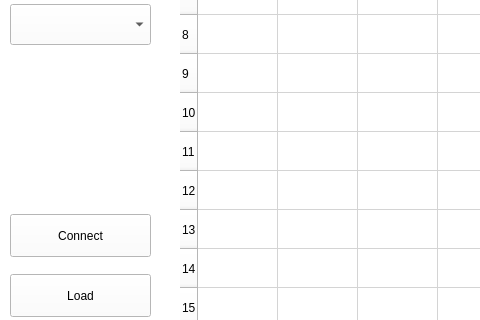
Qt form afterglow_config/mainwindow.ui (bitfieldlabs/afterglow) before a commit; both pictures show x 0 to 480 and y 446 to 766 of the 876 by 872 pixel window.
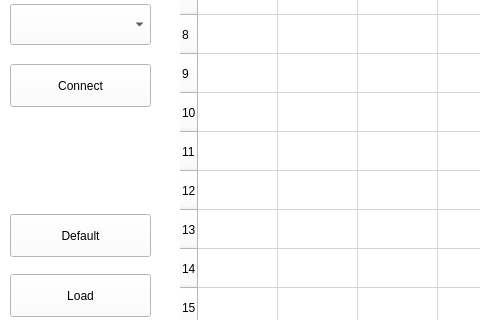
The same form after that commit. Icons and pictures are not drawn.

Commit message: Added a reset configuration to default function

What changed in the file:
```diff
--- a/afterglow_config/mainwindow.ui
+++ b/afterglow_config/mainwindow.ui
@@ -610,7 +610,7 @@
     <property name="geometry">
      <rect>
       <x>10</x>
-      <y>660</y>
+      <y>510</y>
       <width>141</width>
       <height>43</height>
      </rect>
@@ -642,6 +642,19 @@
      <string>Parameter</string>
     </property>
    </widget>
+   <widget class="QPushButton" name="defaultButton">
+    <property name="geometry">
+     <rect>
+      <x>10</x>
+      <y>660</y>
+      <width>141</width>
+      <height>43</height>
+     </rect>
+    </property>
+    <property name="text">
+     <string>Default</string>
+    </property>
+   </widget>
   </widget>
   <widget class="QStatusBar" name="statusBar"/>
  </widget>
```
The commit also changes 5 other files.
